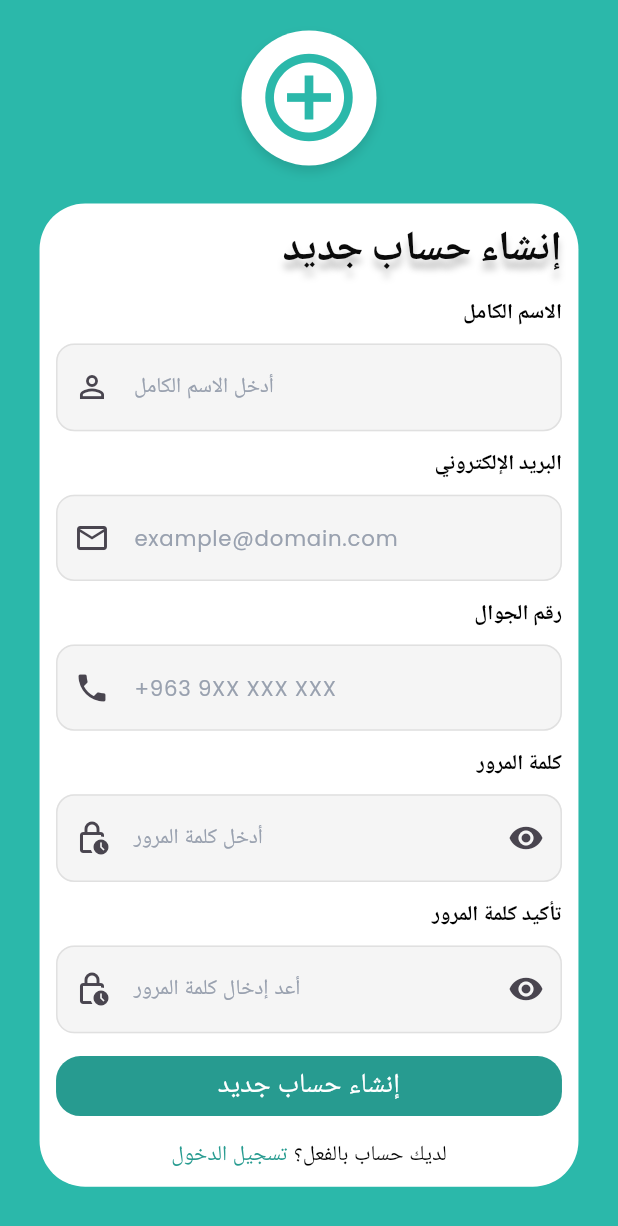
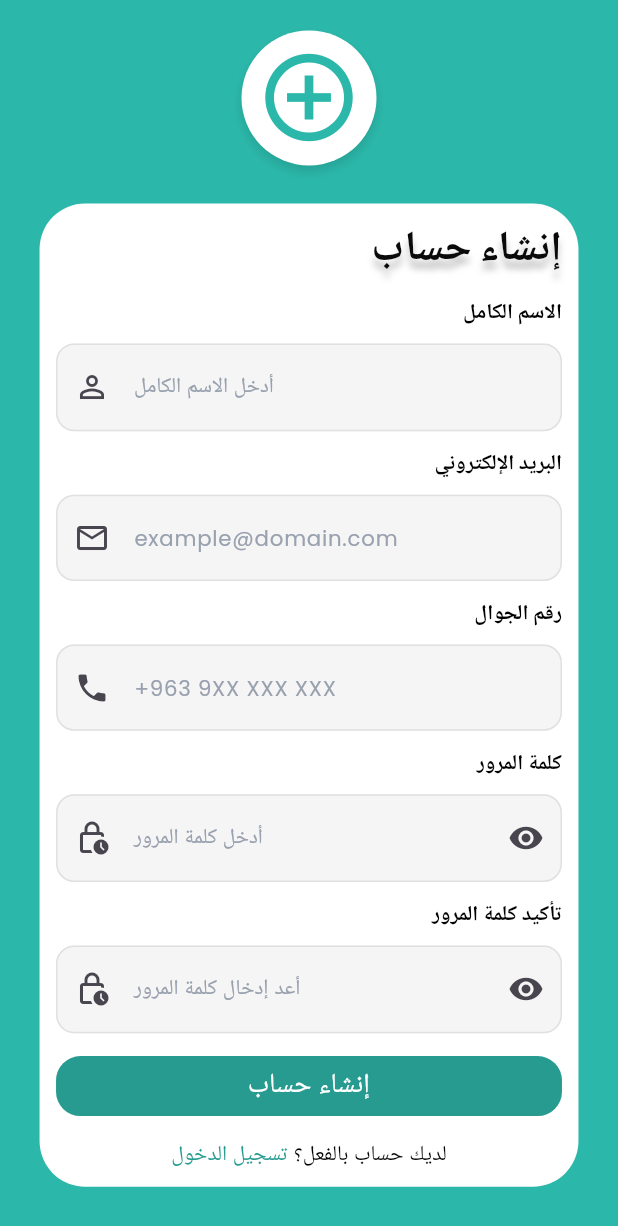
Before and after one commit to hishamabo7mdh/find-your-doctor, a Flutter app: the SignUpView screen opened by its route, on a phone screen of 412 x 824 dp. Shown: the top 1226 px of the screen. Run offline on Flutter 3.47's test engine with Material 3 defaults, Android fonts, the phone set to English and light mode, and no system bars; our stand-ins replace flutter_screenutil, go_router.

Commit message:
Centralized app words edit

```diff
--- a/lib/core/utils/app_strings.dart
+++ b/lib/core/utils/app_strings.dart
@@ -1,18 +1,9 @@
 abstract class AppStrings {
   static const appName = 'Project1';
 
+  //signIn
   static const signInEn = 'Sign In';
   static const signInAr = "تسجيل الدخول";
-
-  static const signUp = 'Sign Up';
-
-  static const email = 'Email';
-  static const password = 'Password';
-
-  static const forgetPassword = 'Forget Password?';
-
-  static const dontHaveAccount = "Don't have an account?";
-  static const alreadyHaveAccount = "Already have an account?";
 
   static const agreeTextAr = "بتسجيل الدخول، أنت توافق على";
   static const agreeTextEn = "By logging in, you agree to";
@@ -69,4 +60,7 @@ abstract class AppStrings {
 
   static const haveAccountAr = "لديك حساب بالفعل؟";
   static const haveAccountEn = "Already have an account?";
+
+  static const signUpAr = "إنشاء حساب";
+  static const signUpEn = "Sign Up";
 }
--- a/lib/features/auth/presentation/widgets/sign_up_card.dart
+++ b/lib/features/auth/presentation/widgets/sign_up_card.dart
@@ -16,7 +16,7 @@ class SignUpCard extends StatelessWidget {
         child: Column(
             crossAxisAlignment: CrossAxisAlignment.end,
             children: [
-              titleText(AppStrings.createAccountAr),
+              titleText(AppStrings.signUpAr),
 
               SizedBox(height: 11.h,),
 
--- a/lib/features/auth/presentation/widgets/sign_up_form.dart
+++ b/lib/features/auth/presentation/widgets/sign_up_form.dart
@@ -58,7 +58,7 @@ class _SignUpFormState extends State<SignUpForm> {
               condpass: true
           ),
           SizedBox(height: 11.h,),
-          AuthButton(text: AppStrings.createAccountAr, onPressed: (){}),
+          AuthButton(text: AppStrings.signUpAr, onPressed: (){}),
           SizedBox(height: 11.h,),
           AccountSection(title: AppStrings.signInAr,AUSure: AppStrings.haveAccountAr,onTap: (){context.go(AppRouter.splash);},),
         ]
```
